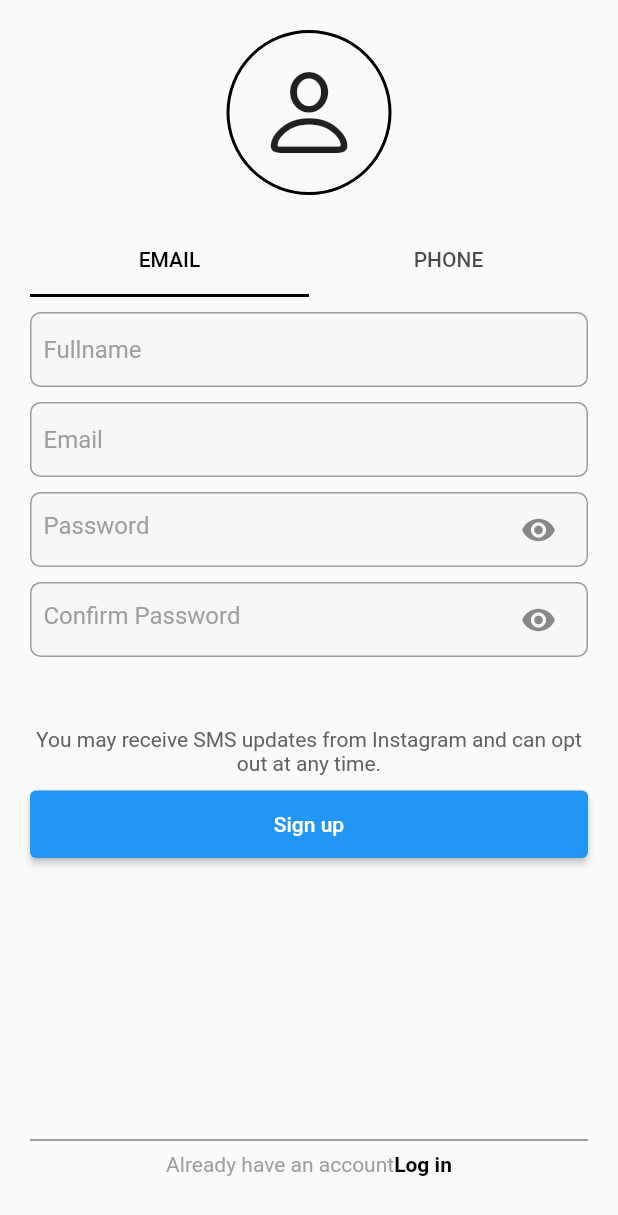
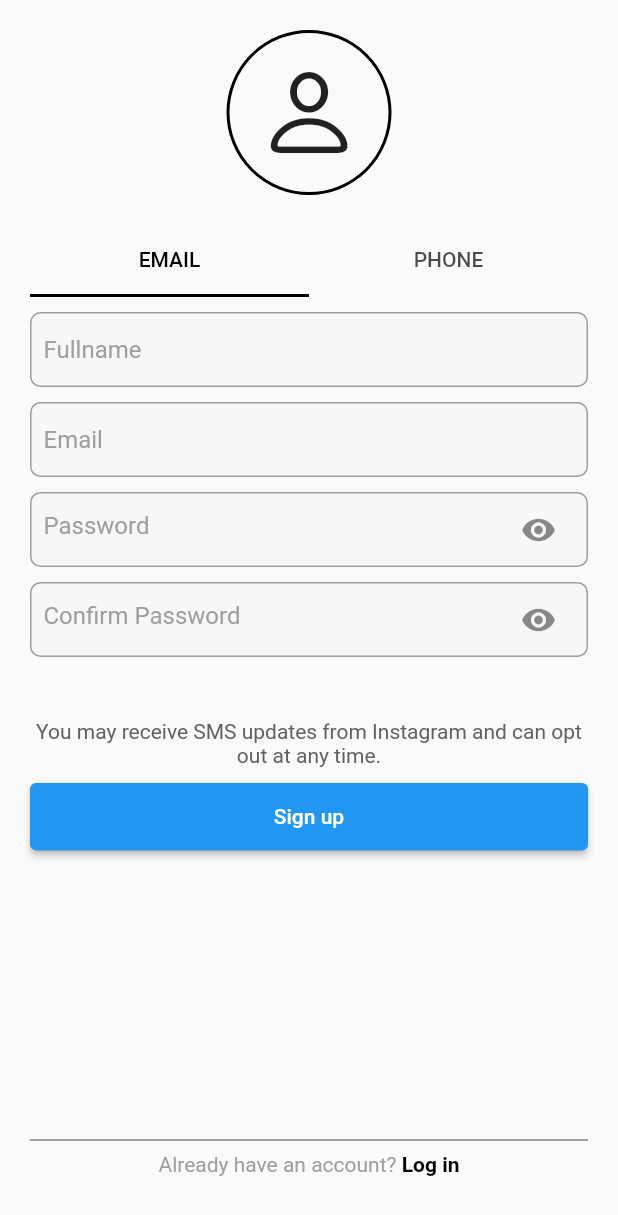
Before and after one commit to IlhomjonMamadjonov/insta_clone, a Flutter app: the SignUpPage screen opened by its route, on a phone screen of 412 x 824 dp. Shown: the top 1215 px of the screen. Run offline on Flutter 3.47's test engine with Material 2 defaults, Android fonts, the phone set to English and light mode, and no system bars; our stand-ins replace cached_network_image, cloud_firestore, device_info_plus, firebase_auth, firebase_core, firebase_messaging and 10 more; accounts and stored records are empty.

Commit message:
Bugs fixed

```diff
--- a/lib/pages/feed_page.dart
+++ b/lib/pages/feed_page.dart
@@ -56,7 +56,7 @@ class _FeedPageState extends State<FeedPage> {
                   children: [
                     // #story
                     SizedBox(
-                      height: Get.height / 7,
+                      height: Get.height / 6.2,
                       child: ListView.builder(
                           shrinkWrap: true,
                           itemCount: StoryList().elements.length,
--- a/lib/pages/intro_pages/signUp_page.dart
+++ b/lib/pages/intro_pages/signUp_page.dart
@@ -30,7 +30,10 @@ class _SignUpPageState extends State<SignUpPage>
 
   @override
   Widget build(BuildContext context) {
-    return SafeArea(
+    return DefaultTabController(
+      length: 2,
+      initialIndex: 0,
+      child: SafeArea(
         child: GetBuilder<SignUpController>(
           init: SignUpController(),
           builder: (signUpController) {
@@ -40,8 +43,8 @@ class _SignUpPageState extends State<SignUpPage>
                   SingleChildScrollView(
                     child: Container(
                       padding: const EdgeInsets.all(20),
-                    width: MediaQuery.of(context).size.width,
-                    height: MediaQuery.of(context).size.height,
+                      width: Get.width,
+                      height: Get.height,
                       child: Column(
                         mainAxisAlignment: MainAxisAlignment.end,
                         children: [
@@ -77,12 +80,15 @@ class _SignUpPageState extends State<SignUpPage>
                                       text: "PHONE",
                                     ),
                                   ]),
-                            Expanded(
+                              SizedBox(
+                                height: Get.height*0.33,
+                                width: Get.width,
                                   child: TabBarView(
                                 children: [
                                   Column(
                                     children: [
                                       sBoxHeight(10),
+
                                       // #fullname
                                       textfield(
                                         hintText: 'Fullname',
@@ -90,12 +96,14 @@ class _SignUpPageState extends State<SignUpPage>
                                             signUpController.nameController,
                                       ),
                                       sBoxHeight(10),
+
                                       // #email
                                       textfield(
                                           hintText: "Email",
                                           controller:
                                               signUpController.emailController),
                                       sBoxHeight(10),
+
                                       // #Password
                                       Container(
                                         padding:
@@ -131,8 +139,8 @@ class _SignUpPageState extends State<SignUpPage>
                                               border: InputBorder.none),
                                         ),
                                       ),
+                                      sBoxHeight(10),
 
-                                    sBoxHeight(10),
                                       // #Confirm Password
                                       Container(
                                         padding:
@@ -225,14 +233,15 @@ class _SignUpPageState extends State<SignUpPage>
                           Divider(
                             color: Colors.grey.shade800,
                           ),
-                        // already have an account??
+
+                          // already have an account?
                           GestureDetector(
                               onTap: () {
                                 Get.to(() => const SignInPage());
                               },
                               child: haveAccount(
-                                question: "Already have an account",
-                                option: "Log in")),
+                                  question: "Already have an account?",
+                                  option: " Log in")),
                           sBoxHeight(20),
                         ],
                       ),
@@ -246,6 +255,7 @@ class _SignUpPageState extends State<SignUpPage>
             );
           },
         ),
+      ),
     );
   }
 }
--- a/lib/pages/intro_pages/splash_page.dart
+++ b/lib/pages/intro_pages/splash_page.dart
@@ -1,7 +1,7 @@
 import 'package:flutter/material.dart';
 import 'package:flutter_svg/flutter_svg.dart';
 import 'package:get/get.dart';
-import 'package:instagram_clone/controllers/intro_controllers/splash_contoller.dart';
+import 'package:instagram_clone/controllers/intro_controllers/splash_controller.dart';
 
 
 class SplashPage extends StatefulWidget {
--- a/lib/services/data_service.dart
+++ b/lib/services/data_service.dart
@@ -221,6 +221,7 @@ class DataService {
   static Future removePost(Post post) async {
     String uid = (await Prefs.load(StorageKeys.UID))!;
     await removeFeed(post);
-    return await instance.collection(folderUsers).doc(uid).collection(folderPosts).doc(post.id).delete();
+    var result = await instance.collection(folderUsers).doc(uid).collection(folderPosts).doc(post.id).delete();
+    return result;
   }
 }
--- a/lib/services/di_service.dart
+++ b/lib/services/di_service.dart
@@ -3,7 +3,7 @@ import 'package:instagram_clone/controllers/feed_controller.dart';
 import 'package:instagram_clone/controllers/home_controller.dart';
 import 'package:instagram_clone/controllers/intro_controllers/signIn_controller.dart';
 import 'package:instagram_clone/controllers/intro_controllers/signUp_controller.dart';
-import 'package:instagram_clone/controllers/intro_controllers/splash_contoller.dart';
+import 'package:instagram_clone/controllers/intro_controllers/splash_controller.dart';
 import 'package:instagram_clone/controllers/like_controller.dart';
 import 'package:instagram_clone/controllers/profile_controller.dart';
 import 'package:instagram_clone/controllers/search_controller.dart';
--- a/lib/services/utils_service.dart
+++ b/lib/services/utils_service.dart
@@ -63,13 +63,13 @@ class Utils {
                 onPressed: () {
                   Get.back(result: false);
                 },
-                child: Text("Cencel"),
+                child: const Text("Cancel"),
               ),
               TextButton(
                 onPressed: () {
                   Get.back(result: true);
                 },
-                child: Text("Confirm"),
+                child: const Text("Confirm"),
               ),
             ],
           );
--- a/lib/views/story_builder.dart
+++ b/lib/views/story_builder.dart
@@ -5,7 +5,7 @@ import 'package:instagram_clone/views/sized_box.dart';
 
 Widget storyBuilder({required FullModel story}) {
   return Padding(
-    padding: EdgeInsets.symmetric(horizontal: 10),
+    padding: const EdgeInsets.symmetric(horizontal: 10),
     child: Column(
       mainAxisAlignment: MainAxisAlignment.start,
       crossAxisAlignment: CrossAxisAlignment.center,
```
Also changed, not shown: lib/controllers/feed_widget_controller.dart (added, +59 -0 lines), lib/controllers/home_controller.dart (+18 -14 lines), lib/pages/home_page.dart (+12 -14 lines), lib/views/feed_widget.dart (+4 -37 lines), lib/controllers/intro_controllers/splash_controller.dart (renamed from lib/controllers/intro_controllers/splash_contoller.dart). Lines whose indentation alone changed are shown as unchanged.
